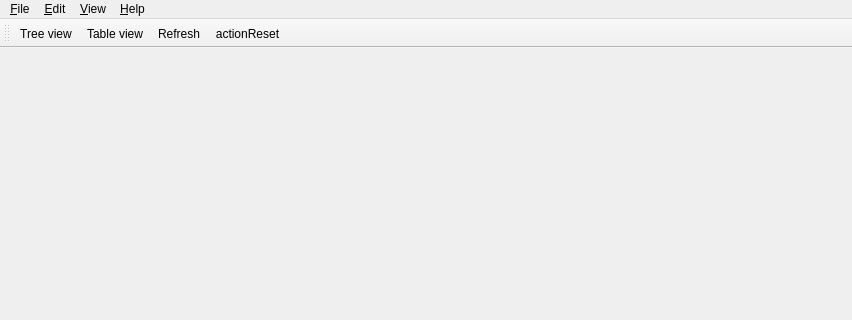
First picture: the form in Viewer/src/MainWindow.ui, repository ecmwf/ecflow, before the edit; both pictures show x 0 to 852 and y 0 to 320 of the 852 by 675 pixel window.
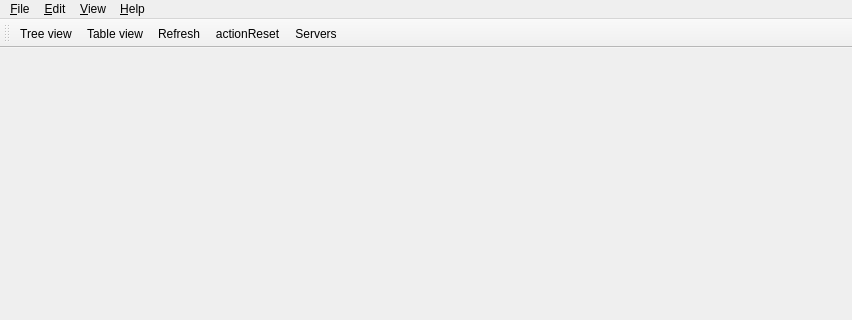
Second picture: the form after the edit. Icons and pictures are not drawn.

Patch:
```diff
--- a/Viewer/src/MainWindow.ui
+++ b/Viewer/src/MainWindow.ui
@@ -92,6 +92,7 @@
    <addaction name="actionTableView"/>
    <addaction name="actionRefresh"/>
    <addaction name="actionReset"/>
+   <addaction name="actionServers"/>
   </widget>
   <action name="actionClose">
    <property name="icon">
@@ -193,6 +194,14 @@
     <string>Reset</string>
    </property>
   </action>
+  <action name="actionServers">
+   <property name="text">
+    <string>Servers</string>
+   </property>
+   <property name="toolTip">
+    <string>Server selection</string>
+   </property>
+  </action>
  </widget>
  <resources>
   <include location="viewer.qrc"/>
```
